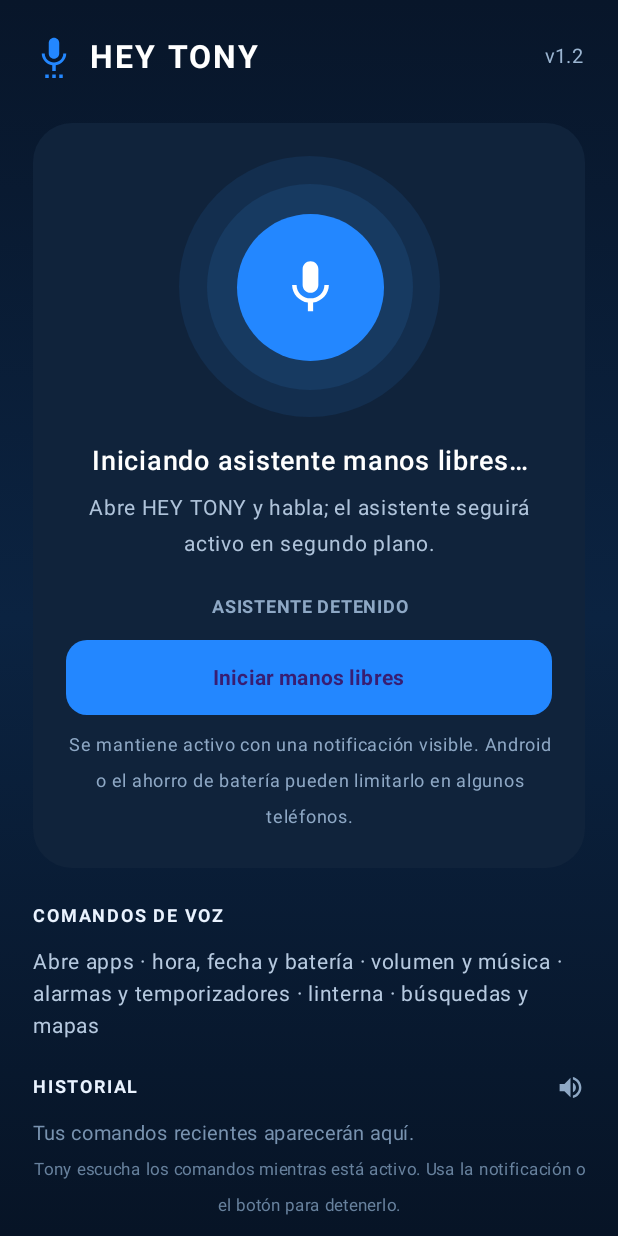
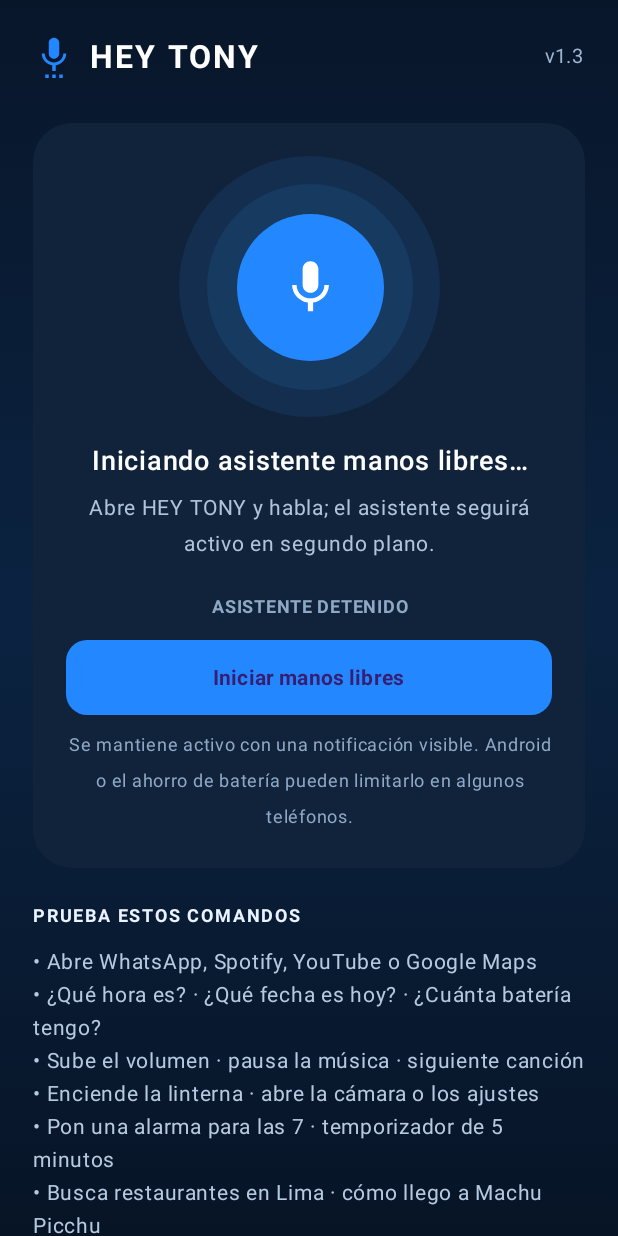
Before and after one commit to 06domenica06-star/v1, an Android app built with Jetpack Compose: the screen it shows after launch (MainActivity), on a phone screen of 412 x 824 dp. Run offline under Robolectric (Android 15) with nearby library versions, the phone set to English and light mode, and no system bars.

Commit message:
Actualizar HEY TONY a v1.3

```diff
--- a/app/build.gradle.kts
+++ b/app/build.gradle.kts
@@ -11,8 +11,8 @@ android {
         applicationId = "com.heytony.app"
         minSdk = 26
         targetSdk = 35
-        versionCode = 2
-        versionName = "1.2"
+        versionCode = 3
+        versionName = "1.3"
     }
     buildFeatures { compose = true }
     compileOptions {
--- a/app/src/main/java/com/heytony/app/MainActivity.kt
+++ b/app/src/main/java/com/heytony/app/MainActivity.kt
@@ -11,8 +11,8 @@ import androidx.activity.compose.rememberLauncherForActivityResult
 import androidx.activity.result.contract.ActivityResultContracts
 import androidx.compose.foundation.background
 import androidx.compose.foundation.layout.*
-import androidx.compose.foundation.lazy.LazyColumn
-import androidx.compose.foundation.lazy.items
+import androidx.compose.foundation.rememberScrollState
+import androidx.compose.foundation.verticalScroll
 import androidx.compose.foundation.shape.CircleShape
 import androidx.compose.foundation.shape.RoundedCornerShape
 import androidx.compose.material.icons.Icons
@@ -101,13 +101,13 @@ private fun HeyTonyScreen(activity: MainActivity) {
     }
 
     MaterialTheme(colorScheme = darkColorScheme(primary = Blue, background = Navy, surface = Color(0xFF10233B))) {
-        Column(Modifier.fillMaxSize().background(Brush.verticalGradient(listOf(Color(0xFF08162A), Color(0xFF0B2341), Navy))).padding(horizontal = 22.dp)) {
+        Column(Modifier.fillMaxSize().background(Brush.verticalGradient(listOf(Color(0xFF08162A), Color(0xFF0B2341), Navy))).verticalScroll(rememberScrollState()).padding(horizontal = 22.dp)) {
             Row(Modifier.fillMaxWidth().padding(top = 24.dp), verticalAlignment = Alignment.CenterVertically) {
                 Icon(Icons.Default.SettingsVoice, null, tint = Blue, modifier = Modifier.size(28.dp))
                 Spacer(Modifier.width(10.dp))
                 Text("HEY TONY", color = Color.White, fontSize = 21.sp, fontWeight = FontWeight.Bold, letterSpacing = 2.sp)
                 Spacer(Modifier.weight(1f))
-                Text("v1.2", color = Color(0xFF9BB5D1), fontSize = 13.sp)
+                Text("v1.3", color = Color(0xFF9BB5D1), fontSize = 13.sp)
             }
             Spacer(Modifier.height(30.dp))
             Card(colors = CardDefaults.cardColors(containerColor = Color(0xFF10233B)), shape = RoundedCornerShape(26.dp), modifier = Modifier.fillMaxWidth()) {
@@ -149,9 +149,21 @@ private fun HeyTonyScreen(activity: MainActivity) {
                 }
             }
             Spacer(Modifier.height(20.dp))
-            Text("COMANDOS DE VOZ", color = Pale, fontSize = 12.sp, fontWeight = FontWeight.Bold, letterSpacing = 1.2.sp)
+            Text("PRUEBA ESTOS COMANDOS", color = Pale, fontSize = 12.sp, fontWeight = FontWeight.Bold, letterSpacing = 1.2.sp)
             Spacer(Modifier.height(8.dp))
-            Text("Abre apps · hora, fecha y batería · volumen y música · alarmas y temporizadores · linterna · búsquedas y mapas", color = Color(0xFFB6C9DF), fontSize = 14.sp, lineHeight = 21.sp)
+            Text(
+                "• Abre WhatsApp, Spotify, YouTube o Google Maps\n" +
+                    "• ¿Qué hora es? · ¿Qué fecha es hoy? · ¿Cuánta batería tengo?\n" +
+                    "• Sube el volumen · pausa la música · siguiente canción\n" +
+                    "• Enciende la linterna · abre la cámara o los ajustes\n" +
+                    "• Pon una alarma para las 7 · temporizador de 5 minutos\n" +
+                    "• Busca restaurantes en Lima · cómo llego a Machu Picchu\n" +
+                    "• Abre contactos · abre mensajes · llama al 999123456\n" +
+                    "• Di “qué puedes hacer” para escuchar la lista de funciones",
+                color = Color(0xFFB6C9DF), fontSize = 14.sp, lineHeight = 22.sp
+            )
+            Spacer(Modifier.height(8.dp))
+            Text("No necesitas decir “Hey Tony”: habla cuando el indicador diga que está escuchando. La notificación confirma que el micrófono sigue activo.", color = Color(0xFF8EA8C5), fontSize = 12.sp, lineHeight = 18.sp)
             Spacer(Modifier.height(18.dp))
             Row(verticalAlignment = Alignment.CenterVertically) {
                 Text("HISTORIAL", color = Pale, fontSize = 12.sp, fontWeight = FontWeight.Bold, letterSpacing = 1.2.sp)
@@ -159,8 +171,8 @@ private fun HeyTonyScreen(activity: MainActivity) {
             }
             Spacer(Modifier.height(7.dp))
             if (history.isEmpty()) Text("Tus comandos recientes aparecerán aquí.", color = Color(0xFF7892AF), fontSize = 13.sp)
-            else LazyColumn(verticalArrangement = Arrangement.spacedBy(8.dp)) {
-                items(history.take(5)) { item ->
+            else Column(verticalArrangement = Arrangement.spacedBy(8.dp)) {
+                history.take(5).forEach { item ->
                     Card(colors = CardDefaults.cardColors(containerColor = Color(0xFF10233B)), shape = RoundedCornerShape(12.dp), modifier = Modifier.fillMaxWidth()) {
                         Column(Modifier.padding(12.dp)) {
                             Text("Tú: ${item.heard}", color = Color.White, fontSize = 13.sp)
@@ -169,8 +181,8 @@ private fun HeyTonyScreen(activity: MainActivity) {
                     }
                 }
             }
-            Spacer(Modifier.weight(1f))
-            Text("Tony escucha los comandos mientras está activo. Usa la notificación o el botón para detenerlo.", color = Color(0xFF67819D), fontSize = 11.sp, textAlign = TextAlign.Center, modifier = Modifier.fillMaxWidth().padding(bottom = 14.dp))
+            Spacer(Modifier.height(16.dp))
+            Text("Tony escucha comandos mientras el servicio está activo. Usa la notificación o el botón para detenerlo.", color = Color(0xFF67819D), fontSize = 11.sp, textAlign = TextAlign.Center, modifier = Modifier.fillMaxWidth().padding(bottom = 14.dp))
         }
     }
 }
--- a/app/src/main/java/com/heytony/app/VoiceCommandProcessor.kt
+++ b/app/src/main/java/com/heytony/app/VoiceCommandProcessor.kt
@@ -57,7 +57,7 @@ object VoiceCommandProcessor {
             return "La batería está al $level por ciento."
         }
         if (command.contains("qué puedes hacer") || command.contains("que puedes hacer") || command.contains("ayuda")) {
-            return "Puedo abrir aplicaciones, decirte la hora, fecha y batería, controlar el volumen y la música, poner alarmas y temporizadores, buscar en internet y abrir mapas."
+            return "Puedo abrir aplicaciones, decirte la hora, fecha y batería, controlar el volumen y la música, encender la linterna, abrir cámara, ajustes, contactos y mensajes, poner alarmas y temporizadores, buscar en internet y abrir mapas."
         }
         if (command.contains("cómo te llamas") || command.contains("como te llamas") || command.contains("quién eres") || command.contains("quien eres")) {
             return "Soy Tony, tu asistente de voz."
```
Also changed, not shown: 1 other file.
